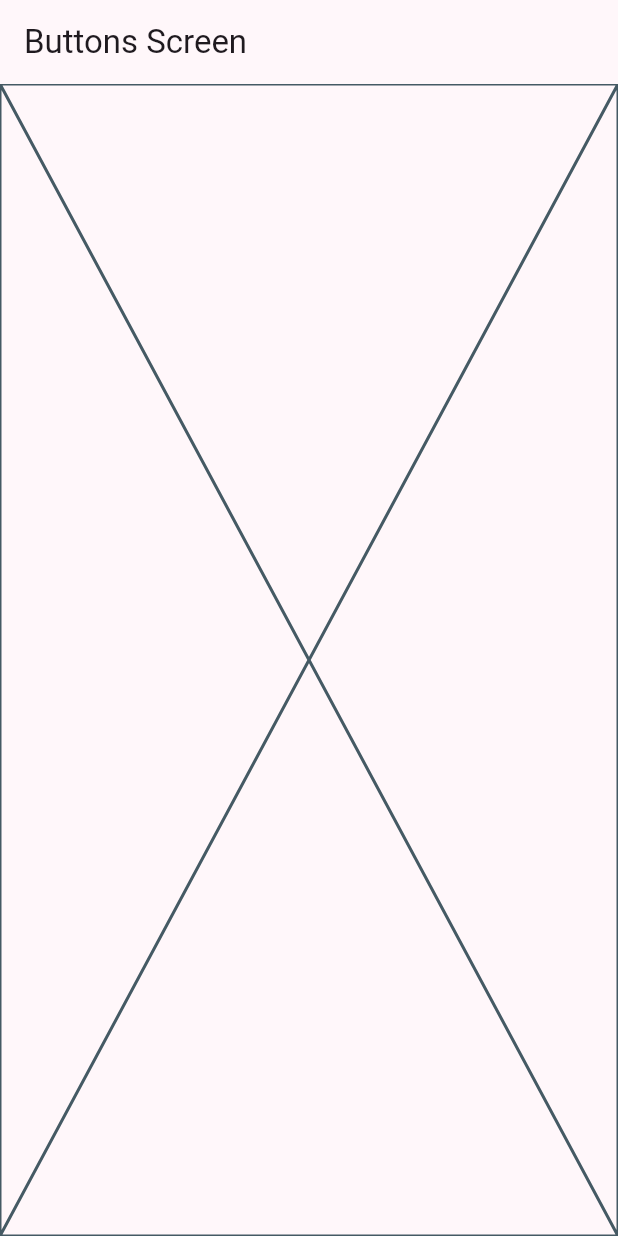
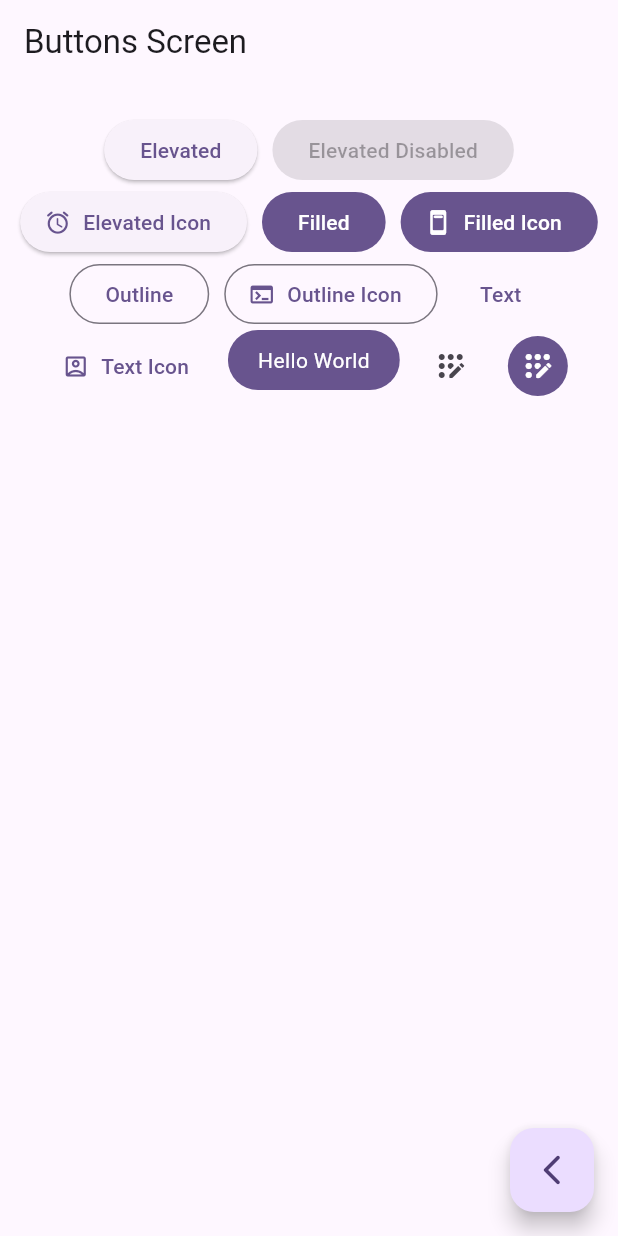
Before and after one commit to JonathanMartinez10/components-app-material-3, a Flutter app: the ButtonsScreen screen opened by its route, on a phone screen of 412 x 824 dp. Run offline on Flutter 3.47's test engine with Material 2 defaults, Android fonts, the phone set to English and light mode, and no system bars; our stand-ins replace go_router.

Commit message:
buttons screen finished

```diff
--- a/lib/main.dart
+++ b/lib/main.dart
@@ -14,7 +14,7 @@ class MainApp extends StatelessWidget {
     return MaterialApp.router(
       routerConfig: appRouter,
       debugShowCheckedModeBanner: false,
-      theme: AppTheme(selectedColor: 4).getTheme(),
+      theme: AppTheme(selectedColor: 5).getTheme(),
     );
   }
 }
--- a/lib/presentation/screens/buttons/buttons_screen.dart
+++ b/lib/presentation/screens/buttons/buttons_screen.dart
@@ -1,4 +1,5 @@
 import 'package:flutter/material.dart';
+import 'package:go_router/go_router.dart';
 
 class ButtonsScreen extends StatelessWidget {
 
@@ -12,7 +13,127 @@ class ButtonsScreen extends StatelessWidget {
       appBar: AppBar(
         title: const Text('Buttons Screen'),
       ),
-      body: const Placeholder(),
+      body: const _ButtonsView(),
+      floatingActionButton: FloatingActionButton(
+        child: const Icon(Icons.arrow_back_ios_new_rounded),
+        onPressed: () {
+          context.pop();
+        },
+      ),
     );
   }
 }
+
+class _ButtonsView extends StatelessWidget {
+  const _ButtonsView();
+
+  @override
+  Widget build(BuildContext context) {
+
+    final colors = Theme.of(context).colorScheme;
+
+    return SizedBox(
+      width: double.infinity,
+      child: Padding(
+        padding: const EdgeInsets.symmetric(horizontal: 10, vertical: 20 ),
+        child: Wrap(
+          spacing: 10,
+          alignment: WrapAlignment.center,
+          children: [
+            ElevatedButton(
+              onPressed: (){},
+              child: const Text('Elevated')
+            ),
+            const ElevatedButton(
+              onPressed: null,
+              child: Text('Elevated Disabled')
+            ),
+
+            ElevatedButton.icon(
+              onPressed: (){},
+              icon: const Icon(Icons.access_alarm_rounded),
+              // ignore: prefer_const_constructors
+              label: Text('Elevated Icon')
+            ),
+
+            FilledButton(
+              onPressed: (){},
+              child: const Text('Filled')
+            ),
+
+            FilledButton.icon(
+              onPressed: (){},
+              icon: const Icon(Icons.ad_units_rounded),
+              label: const Text('Filled Icon')
+            ),
+
+
+            OutlinedButton(
+              onPressed: (){},
+              child: const Text('Outline')
+            ),
+
+            OutlinedButton.icon(
+              onPressed: (){},
+              icon: const Icon(Icons.terminal),
+              label: const Text('Outline Icon')
+            ),
+
+            TextButton(
+              onPressed: (){},
+              child: const Text('Text')
+            ),
+
+            TextButton.icon(
+              onPressed: (){},
+              icon: const Icon(Icons.account_box_outlined),
+              label: const Text('Text Icon')
+            ),
+
+            const CustomButton(),
+
+            IconButton(
+              onPressed: (){},
+              // ignore: prefer_const_constructors
+              icon: Icon(Icons.app_registration_rounded)
+            ),
+
+            IconButton(
+              onPressed: (){},
+              // ignore: prefer_const_constructors
+              icon: Icon(Icons.app_registration_rounded),
+              style: ButtonStyle(
+                backgroundColor: MaterialStatePropertyAll(colors.primary),
+                iconColor: const MaterialStatePropertyAll(Colors.white)
+              ),
+            ),
+          ],
+        ),
+      ),
+    );
+  }
+}
+
+class CustomButton extends StatelessWidget {
+  const CustomButton({super.key});
+
+  @override
+  Widget build(BuildContext context) {
+
+    final colors = Theme.of(context).colorScheme;
+
+    return ClipRRect(
+      borderRadius: BorderRadius.circular(20),
+      child: Material(
+        color: colors.primary,
+        child: InkWell(
+          onTap: () {},
+          child: const Padding(
+            padding: EdgeInsets.symmetric(horizontal: 20, vertical: 10),
+            child: Text('Hello World', style: TextStyle(color: Colors.white),),
+          ),
+        ),
+      ),
+    );
+  }
+}
```
